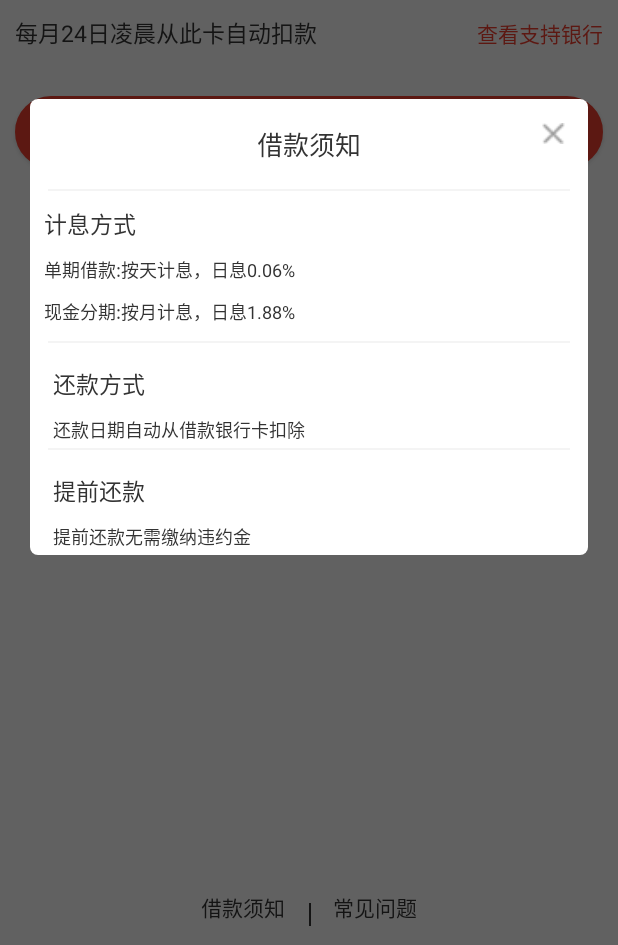
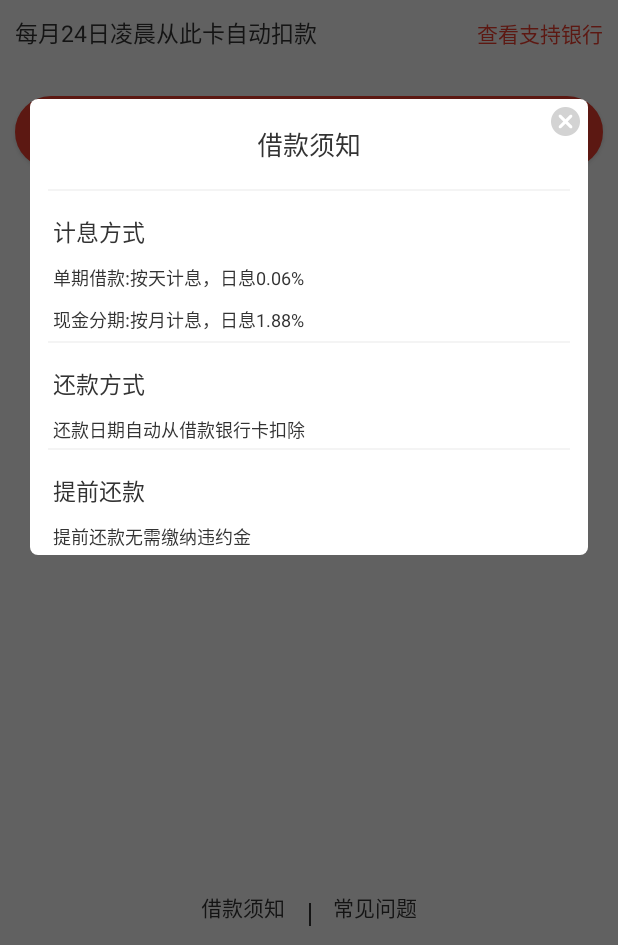
Before and after one commit to matengteng/cheddd, an Android app: the LendBankActivity screen opened directly, with no data from a screen before it, after a tap on "借款须知", on a phone screen of 412 x 824 dp, the part 291-1236 px from its top. Run offline under Robolectric (Android 15) with nearby library versions, the phone set to English and light mode, and no system bars; libraries missing offline, so code that uses them is left out: com.umeng.analytics; pictures from the network do not load; 2 statements that could not run were skipped.

Commit message:
部分界面的修改

```diff
--- a/app/src/main/java/com/cheddd/activity/AdvanceActivtiy.java
+++ b/app/src/main/java/com/cheddd/activity/AdvanceActivtiy.java
@@ -367,6 +367,8 @@ public class AdvanceActivtiy extends MyBaseActivity implements AdvanceAdapter.On
                                     String returnMsg = object.getString("returnMsg");
                                     if ("000000".equals(returnCode)) {
                                         ToastUtil.show(AdvanceActivtiy.this, returnMsg);
+                                        startActivity(new Intent(AdvanceActivtiy.this,RecordActivity.class));
+
                                         finish();
                                     } else if ("0023".equals(returnCode)) {
                                         ToastUtil.show(AdvanceActivtiy.this, returnMsg);
--- a/app/src/main/java/com/cheddd/activity/LendBankActivity.java
+++ b/app/src/main/java/com/cheddd/activity/LendBankActivity.java
@@ -214,7 +214,7 @@ public class LendBankActivity extends MyBaseActivity implements View.OnClickList
                     know();
                     break;
                 case R.id.bt_petty_problem:
-                    Intent intent1 = new Intent(LendBankActivity.this, MotionActivity.class);
+                    Intent intent1 = new Intent(LendBankActivity.this, MoreQuestionActivity.class);
                     intent1.putExtra("url", "http://47.93.163.237:9080/agreement/4.html");
                     startActivity(intent1);
                     break;
--- a/app/src/main/java/com/cheddd/activity/LendEntryActivity.java
+++ b/app/src/main/java/com/cheddd/activity/LendEntryActivity.java
@@ -180,7 +180,7 @@ public class LendEntryActivity extends MyBaseActivity implements View.OnClickLis
                     startActivity(new Intent(this,HetongActivity.class));
                     break;
                 case R.id.bt_petty_problem:
-                    Intent intent = new Intent(LendEntryActivity.this, MotionActivity.class);
+                    Intent intent = new Intent(LendEntryActivity.this, MoreQuestionActivity.class);
                     intent.putExtra("url", "http://47.93.163.237:9080/agreement/4.html");
                     startActivity(intent);
                     break;
--- a/app/src/main/java/com/cheddd/activity/LendMoneyActivity.java
+++ b/app/src/main/java/com/cheddd/activity/LendMoneyActivity.java
@@ -232,7 +232,7 @@ public class LendMoneyActivity extends MyBaseActivity implements View.OnClickLis
                     break;
 
                 case R.id.bt_petty_problem:
-                    Intent intent = new Intent(LendMoneyActivity.this, MotionActivity.class);
+                    Intent intent = new Intent(LendMoneyActivity.this, MoreQuestionActivity.class);
                     intent.putExtra("url", "http://47.93.163.237:9080/agreement/4.html");
                     startActivity(intent);
                     break;
--- a/app/src/main/java/com/cheddd/activity/LendSucceedActivity.java
+++ b/app/src/main/java/com/cheddd/activity/LendSucceedActivity.java
@@ -165,7 +165,7 @@ public class LendSucceedActivity extends MyBaseActivity implements View.OnClickL
                     mDialog.dismiss();
                     break;
                 case R.id.bt_petty_problem:
-                    Intent intent = new Intent(LendSucceedActivity.this, MotionActivity.class);
+                    Intent intent = new Intent(LendSucceedActivity.this, MoreQuestionActivity.class);
                     intent.putExtra("url", "http://47.93.163.237:9080/agreement/4.html");
                     startActivity(intent);
                     break;
--- a/app/src/main/java/com/cheddd/activity/MoreActivity.java
+++ b/app/src/main/java/com/cheddd/activity/MoreActivity.java
@@ -74,7 +74,9 @@ public class MoreActivity extends MyBaseActivity implements View.OnClickListener
                     startActivity(new Intent(this, MoreDotActivity.class));
                     break;
                 case R.id.rl_more_question:
-                    startActivity(new Intent(this, MoreQuestionActivity.class));
+                    Intent intent1 = new Intent(this, MoreQuestionActivity.class);
+                    intent1.putExtra("url", "http://47.93.163.237:9080/agreement/4.html");
+                    startActivity(intent1);
                     break;
                 case R.id.rl_more_idea:
                     startActivity(new Intent(this, MoreIdeaActivity.class));
--- a/app/src/main/java/com/cheddd/activity/PettyLoanActivity.java
+++ b/app/src/main/java/com/cheddd/activity/PettyLoanActivity.java
@@ -176,7 +176,7 @@ public class PettyLoanActivity extends MyBaseActivity implements View.OnClickLis
                     know();
                     break;
                 case R.id.bt_petty_problem:
-                    Intent intent = new Intent(PettyLoanActivity.this, MotionActivity.class);
+                    Intent intent = new Intent(PettyLoanActivity.this, MoreQuestionActivity.class);
                     intent.putExtra("url", "http://47.93.163.237:9080/agreement/4.html");
                     startActivity(intent);
                     break;
--- a/app/src/main/java/com/cheddd/activity/PhoneApproveActivity.java
+++ b/app/src/main/java/com/cheddd/activity/PhoneApproveActivity.java
@@ -272,7 +272,7 @@ public class PhoneApproveActivity extends MyBaseActivity implements View.OnClick
 
     private void motain() {
         Intent intent = new Intent(PhoneApproveActivity.this, MotionActivity.class);
-        intent.putExtra("url", "http://baidu.com");
+        intent.putExtra("url", "http://47.93.163.237:9080/agreement/7.html");
         startActivity(intent);
     }
 
--- a/app/src/main/java/com/cheddd/activity/RecordActivity.java
+++ b/app/src/main/java/com/cheddd/activity/RecordActivity.java
@@ -1,5 +1,6 @@
 package com.cheddd.activity;
 
+import android.content.Intent;
 import android.graphics.Color;
 import android.support.v4.app.Fragment;
 import android.support.v4.view.ViewPager;
@@ -42,6 +43,8 @@ public class RecordActivity extends MyBaseActivity {
         initTab();
         setData();
         setlistener();
+
+
     }
 
     private void initTab() {
--- a/app/src/main/res/layout/activity_amend_payment.xml
+++ b/app/src/main/res/layout/activity_amend_payment.xml
@@ -24,7 +24,7 @@
             android:layout_height="wrap_content"
             android:layout_marginTop="80dp"
             android:gravity="center"
-            android:text="请输入支付密码" />
+            android:text="请输入原支付密码" />
 
         <com.cheddd.view.PwdEditText
             android:id="@+id/et_amendpayment_former"
--- a/app/src/main/res/layout/dialog_product.xml
+++ b/app/src/main/res/layout/dialog_product.xml
@@ -37,8 +37,7 @@
 
         <RelativeLayout
             android:layout_width="match_parent"
-            android:layout_height="100dp"
-            >
+            android:layout_height="100dp">
 
             <TextView
                 android:id="@+id/tv_dialog_product"
@@ -64,8 +63,7 @@
 
         <RelativeLayout
             android:layout_width="match_parent"
-            android:layout_height="wrap_content"
-            >
+            android:layout_height="wrap_content">
 
             <TextView
                 android:id="@+id/tv_dialog_back"
--- a/app/src/main/res/layout/dialong_lend_konw.xml
+++ b/app/src/main/res/layout/dialong_lend_konw.xml
@@ -26,12 +26,10 @@
                 android:textSize="17sp" />
 
             <ImageView
-                android:layout_width="15dp"
-                android:layout_height="15dp"
+                android:layout_width="wrap_content"
+                android:layout_height="wrap_content"
                 android:layout_alignParentRight="true"
-                android:layout_marginRight="10dp"
-                android:layout_marginTop="10dp"
-                android:src="@mipmap/close" />
+                android:src="@mipmap/fail" />
         </RelativeLayout>
 
         <View style="@style/View" />
@@ -39,7 +37,7 @@
         <RelativeLayout
             android:layout_width="match_parent"
             android:layout_height="100dp"
-            android:padding="@dimen/_dp_5">
+            android:padding="@dimen/dp_5">
 
             <TextView
                 android:id="@+id/tv_insert"
```
Also changed, not shown: app/src/main/java/com/cheddd/activity/AmendPaymentActivity.java (+5 -2 lines), app/src/main/java/com/cheddd/activity/HetongActivity.java (+5 -4 lines), app/src/main/java/com/cheddd/activity/MoreQuestionActivity.java (+21 -2 lines), app/src/main/res/layout/activity_more_question.xml (+4 -4 lines).
